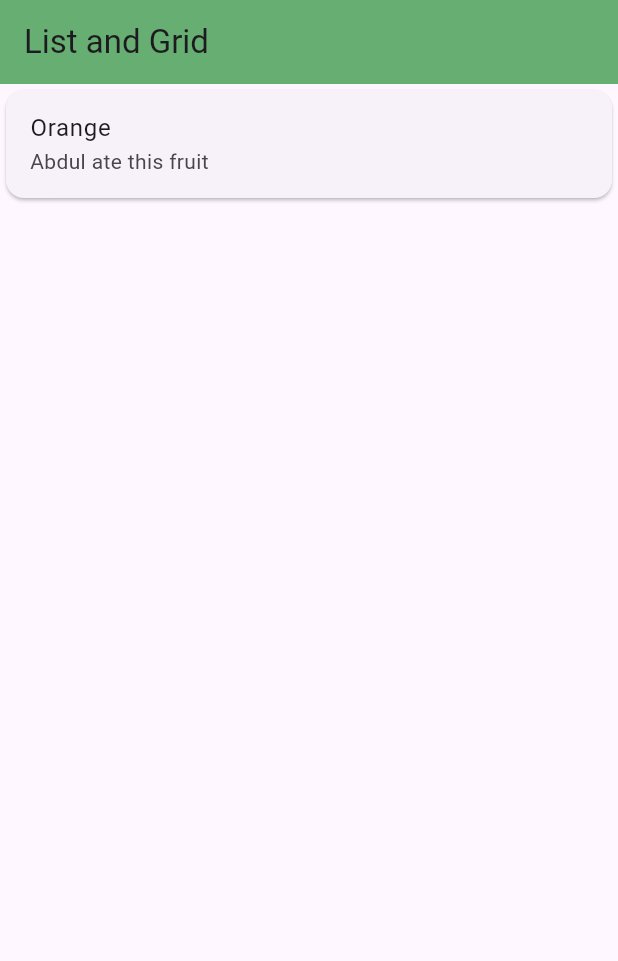
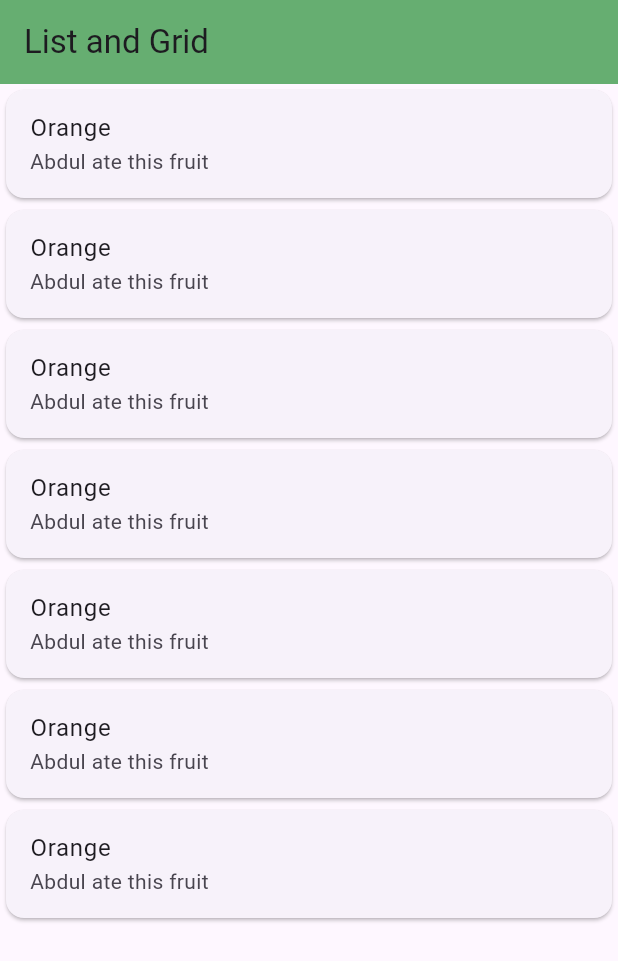
Before and after one commit to fahim-nion/learning_flutter, a Flutter app: the screen it shows after launch, on a phone screen of 412 x 824 dp. Shown: the top 961 px of the screen. Run offline on Flutter 3.47's test engine with Material 3 defaults, Android fonts, the phone set to English and light mode, and no system bars.

Commit message:
learning flutter

```diff
--- a/flutter_application_d1/lib/widgets/list_grid.dart
+++ b/flutter_application_d1/lib/widgets/list_grid.dart
@@ -19,7 +19,43 @@ class ListGrid extends StatelessWidget {
                 title: Text("Orange"),
                 subtitle: Text("Abdul ate this fruit"),
               ),
-            )
+            ),
+            Card(
+              child: ListTile(
+                title: Text("Orange"),
+                subtitle: Text("Abdul ate this fruit"),
+              ),
+            ),
+            Card(
+              child: ListTile(
+                title: Text("Orange"),
+                subtitle: Text("Abdul ate this fruit"),
+              ),
+            ),
+            Card(
+              child: ListTile(
+                title: Text("Orange"),
+                subtitle: Text("Abdul ate this fruit"),
+              ),
+            ),
+            Card(
+              child: ListTile(
+                title: Text("Orange"),
+                subtitle: Text("Abdul ate this fruit"),
+              ),
+            ),
+            Card(
+              child: ListTile(
+                title: Text("Orange"),
+                subtitle: Text("Abdul ate this fruit"),
+              ),
+            ),
+            Card(
+              child: ListTile(
+                title: Text("Orange"),
+                subtitle: Text("Abdul ate this fruit"),
+              ),
+            ),
           ],
         ),
       ),
```
